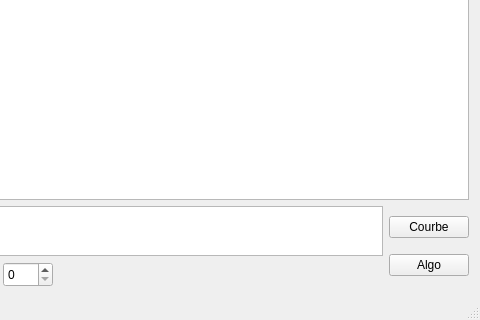
Qt form Geo Num/Tp6_GeoNum/mainwindow.ui (Mric26/M1-S8) before a commit; both pictures show x 720 to 1200 and y 480 to 800 of the 1200 by 800 pixel window.
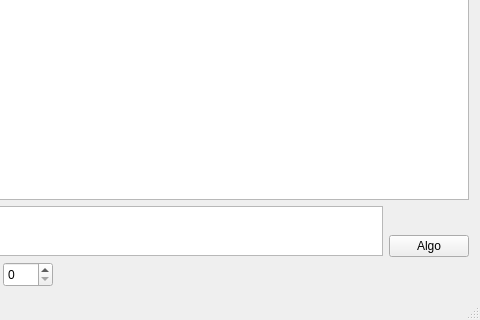
The same form after that commit.

```diff
--- a/Geo Num/Tp6_GeoNum/mainwindow.ui
+++ b/Geo Num/Tp6_GeoNum/mainwindow.ui
@@ -70,13 +70,6 @@
       </item>
       <item>
        <layout class="QVBoxLayout" name="zoneBoutons">
-        <item>
-         <widget class="QPushButton" name="Courbe">
-          <property name="text">
-           <string>Courbe</string>
-          </property>
-         </widget>
-        </item>
         <item>
          <widget class="QPushButton" name="Algo">
           <property name="text">
```
Left out of the diff: 9 changed lines with no effect on the pictures.
